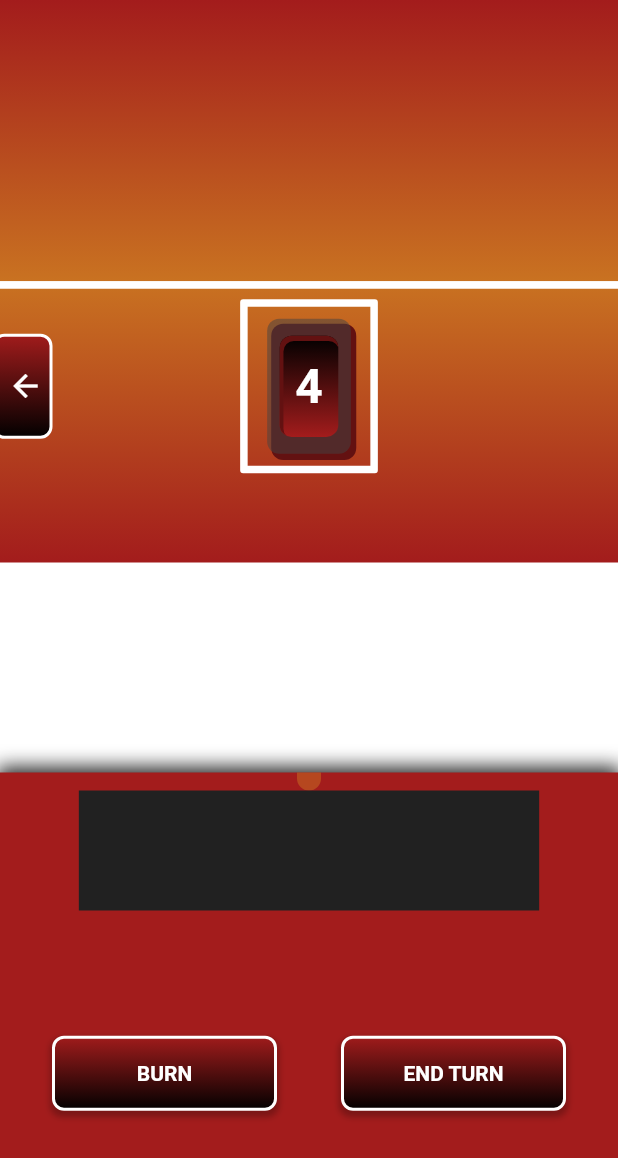
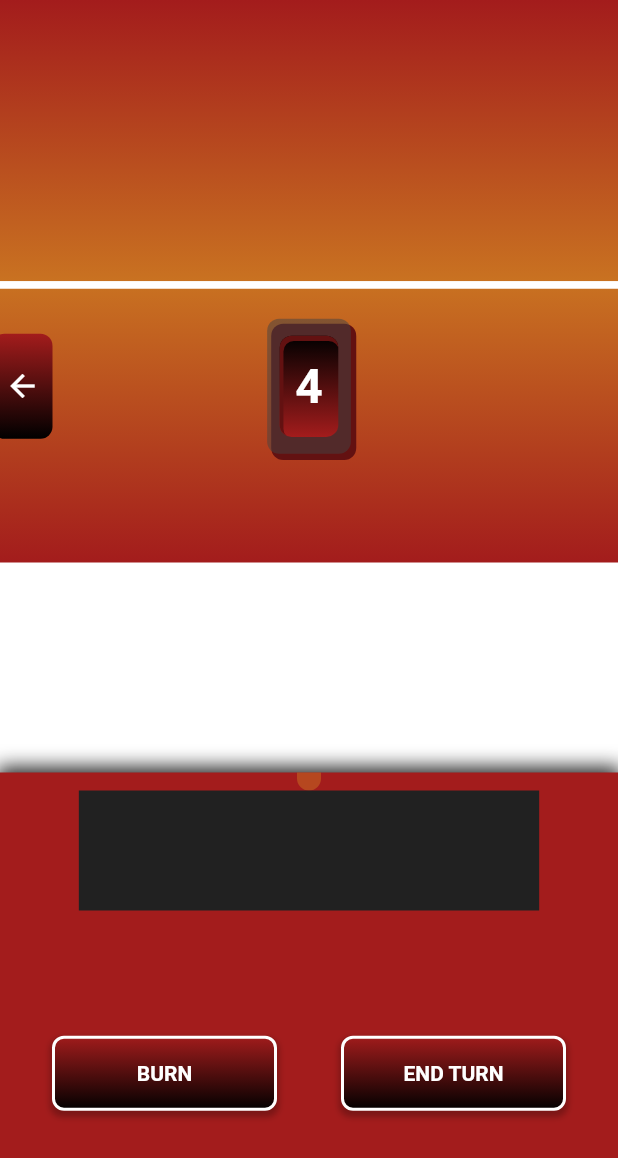
Before and after one commit to dompetriella/Elementals, a Flutter app: the GamePage screen opened by its route, on a phone screen of 412 x 824 dp. Shown: the top 1158 px of the screen. Run offline on Flutter 3.47's test engine with Material 2 defaults, Android fonts, the phone set to English and light mode, and no system bars; our stand-ins replace flutter_hooks, flutter_inset_box_shadow, flutter_riverpod, font_awesome_flutter, freezed_annotation, go_router and 2 more; missing offline and left inert: flutter_guid.

Commit message:
adjusting play zone

```diff
--- a/lib/pages/GamePage/components/play_zone.dart
+++ b/lib/pages/GamePage/components/play_zone.dart
@@ -14,8 +14,8 @@ class PlayZone extends ConsumerWidget {
   Widget build(BuildContext context, WidgetRef ref) {
     return Container(
         decoration: BoxDecoration(
-            borderRadius: BorderRadius.circular(2),
-            border: Border.all(color: Colors.white, width: 5)),
+          borderRadius: BorderRadius.circular(2),
+        ),
         child: Padding(
             padding: const EdgeInsets.all(8.0),
             child: ref.watch(gameDataProvider).playZone.isEmpty
--- a/lib/pages/GamePage/components/settings_button.dart
+++ b/lib/pages/GamePage/components/settings_button.dart
@@ -20,7 +20,6 @@ class SettingsButton extends StatelessWidget {
             width: 40,
             decoration: BoxDecoration(
                 borderRadius: BorderRadius.circular(8),
-                border: Border.all(color: Colors.white, width: 2),
                 gradient: LinearGradient(
                     begin: Alignment.bottomCenter,
                     end: Alignment.topCenter,
```
